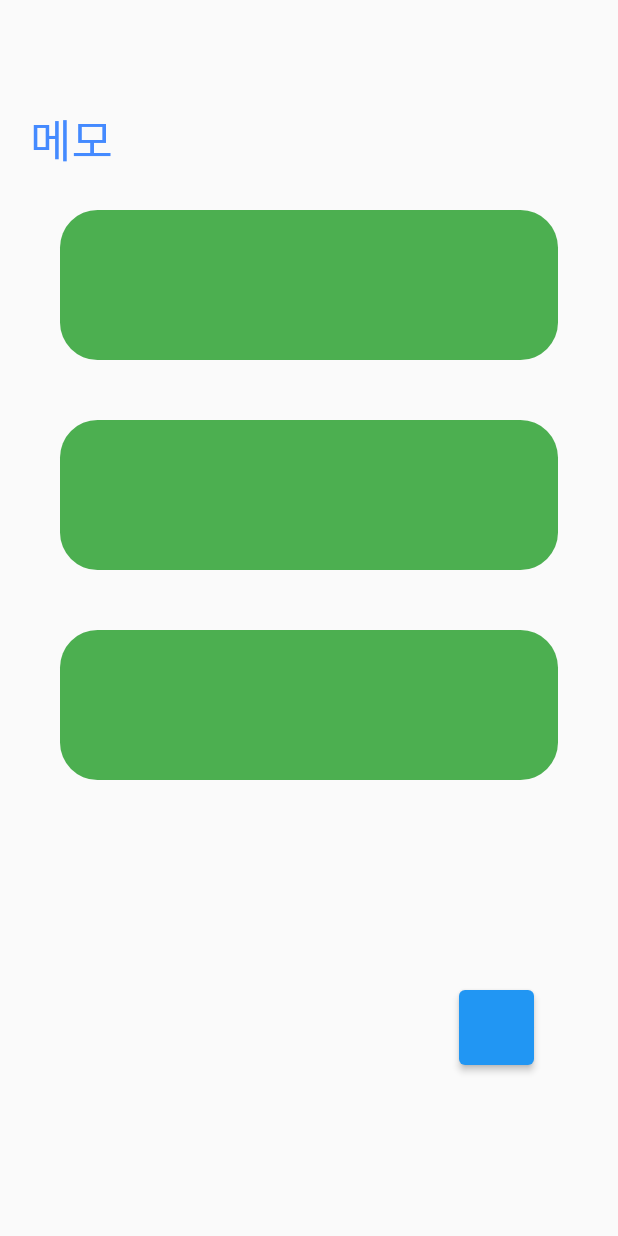
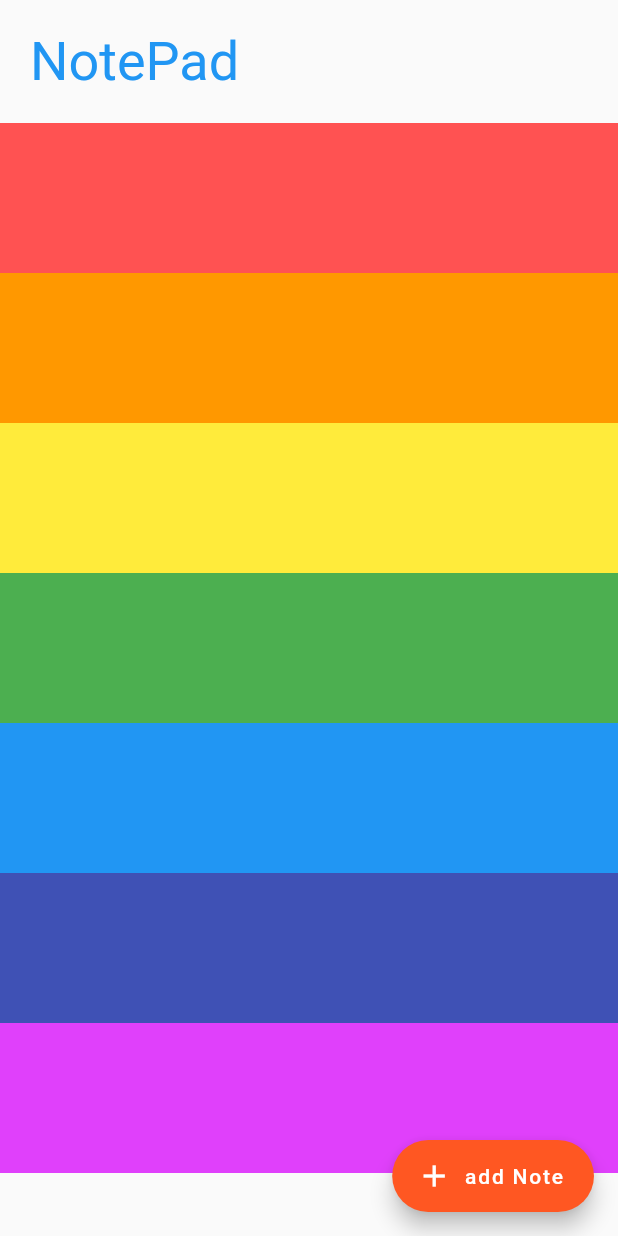
Before and after one commit to JisuKong27/notepad, a Flutter app: the screen it shows after launch, on a phone screen of 412 x 824 dp. Run offline on Flutter 3.47's test engine with Material 2 defaults, Android fonts, the phone set to English and light mode, and no system bars; our stand-ins replace sqflite; accounts and stored records are empty.

Commit message:
Add: Structural design + database

```diff
--- a/lib/main.dart
+++ b/lib/main.dart
@@ -1,7 +1,5 @@
 import 'package:flutter/material.dart';
-import 'package:notepad/writing_button.dart';
-
-import 'memo_space.dart';
+import 'package:notepad/screens/home.dart';
 
 void main() {
   runApp(const MyApp());
@@ -12,67 +10,12 @@ class MyApp extends StatelessWidget {
 
   @override
   Widget build(BuildContext context) {
-    return const MaterialApp(
+    return MaterialApp(
+      title: 'Flutter Demo',
+      theme: ThemeData(
+        primarySwatch: Colors.deepOrange, primaryColor: Colors.white // 색 지정을 하지 않을 시 할당 된 색으로 입력 된다.
+      ),
       home: MyHomePage(title: 'Flutter Demo Home Page'),
     );
   }
 }
-
-class MyHomePage extends StatefulWidget {
-  const MyHomePage({Key? key, required this.title}) : super(key: key);
-
-  final String title;
-
-  @override
-  State<MyHomePage> createState() => _MyHomePageState();
-}
-
-class _MyHomePageState extends State<MyHomePage> {
-
-  @override
-  Widget build(BuildContext context) {
-    return Scaffold(
-      body: Container(
-        margin: const EdgeInsets.fromLTRB(20, 70, 20, 70),
-        width: MediaQuery.of(context).size.width,
-        height: MediaQuery.of(context).size.height,
-        child: Column(
-          children:[
-            SizedBox(
-              width: MediaQuery.of(context).size.width,
-              height: 50,
-              child: const Text(
-                "메모",
-                style: TextStyle(
-                    fontSize: 30,
-                    color: Colors.blueAccent
-                ),
-              ),
-            ),
-            Container(
-              height: 440,
-              child: SingleChildScrollView(
-                child: Column(
-                children:const [
-                  MemoSpace(
-                  ),
-                  MemoSpace(
-                  ),
-                  MemoSpace(
-                  ),
-                  MemoSpace(
-                  ),
-                  MemoSpace(
-                  ),
-                ],
-              ),
-              ),
-            ),
-            const WritingButton(
-            ),
-          ],
-        ),
-      ),
-    );
-  }
-}
--- a/lib/memo_space.dart
+++ b/lib/memo_space.dart
@@ -2,7 +2,6 @@ import 'package:flutter/material.dart';
 
 class MemoSpace extends StatelessWidget {
   const MemoSpace({Key? key}) : super(key: key);
-
 
   @override
   Widget build(BuildContext context) {
--- /dev/null
+++ b/lib/screens/home.dart
@@ -0,0 +1,58 @@
+import 'package:flutter/cupertino.dart';
+import 'package:flutter/material.dart';
+import 'edit.dart';
+
+class MyHomePage extends StatefulWidget {
+  const MyHomePage({Key? key, required this.title}) : super(key: key);
+
+  final String title;
+
+  @override
+  State<MyHomePage> createState() => _MyHomePageState();
+}
+
+class _MyHomePageState extends State<MyHomePage> {
+  @override
+  Widget build(BuildContext context) {
+    return Scaffold(
+      body: ListView(
+        physics: BouncingScrollPhysics(),
+        children: [
+          Row(
+            children: [
+              Padding(padding: EdgeInsets.only(left: 20, top: 20, bottom: 20),
+                child: Text('NotePad', style: TextStyle(fontSize: 36, color: Colors.blue))
+              ),
+            ],
+          ),
+          ...LoadMemo() //...의 의미 : List가 다 돌 때 까지 계속해서 반복해서 함수를 실행해줌
+        ],
+      ),
+      floatingActionButton: FloatingActionButton.extended(
+        onPressed: () {
+          Navigator.push(
+              context,
+              CupertinoPageRoute(builder: (context) => EditPage())
+          );
+        },
+        tooltip: '메모를 추가하려면 클릭하세요',
+        label: Text('add Note'),
+        icon: Icon(Icons.add),
+      ),
+    );
+  }
+
+  List<Widget> LoadMemo() {
+    List<Widget> memoList = [];
+
+    memoList.add(Container(color: Colors.redAccent, height: 100));
+    memoList.add(Container(color: Colors.orange, height: 100));
+    memoList.add(Container(color: Colors.yellow, height: 100));
+    memoList.add(Container(color: Colors.green, height: 100));
+    memoList.add(Container(color: Colors.blue, height: 100));
+    memoList.add(Container(color: Colors.indigo, height: 100));
+    memoList.add(Container(color: Colors.purpleAccent, height: 100));
+
+    return memoList;
+  }
+}
--- a/lib/writing_button.dart
+++ b/lib/writing_button.dart
@@ -1,5 +1,4 @@
 import 'package:flutter/material.dart';
-
 import 'notepad.dart';
 
 class WritingButton extends StatelessWidget {
--- a/pubspec.yaml
+++ b/pubspec.yaml
@@ -29,7 +29,8 @@ environment:
 dependencies:
   flutter:
     sdk: flutter
-
+  sqflite:
+  path:
 
   # The following adds the Cupertino Icons font to your application.
   # Use with the CupertinoIcons class for iOS style icons.
```
Also changed, not shown: lib/database/db.dart (added, +86 -0 lines), lib/database/memo.dart (added, +24 -0 lines), lib/notepad.dart (+16 -22 lines), lib/screens/edit.dart (added, +72 -0 lines), pubspec.lock, 1 other file.
